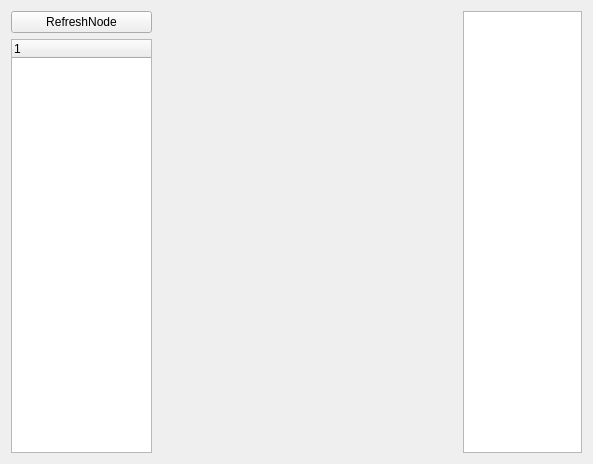
Old version of the form src/demo_cpp_qt2/ui/widget.ui in the repository nxhlonghun/ros2_demo2.
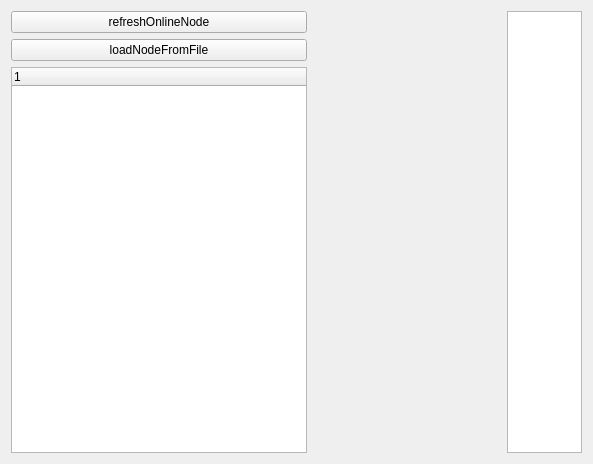
New version of the form.

What changed in the file:
```diff
--- a/src/demo_cpp_qt2/ui/widget.ui
+++ b/src/demo_cpp_qt2/ui/widget.ui
@@ -13,10 +13,17 @@
   <property name="windowTitle">
    <string>Widget</string>
   </property>
-  <layout class="QGridLayout" name="gridLayout_4" columnstretch="1,3">
+  <layout class="QGridLayout" name="gridLayout_4" columnstretch="1,0">
    <item row="0" column="0">
-    <layout class="QGridLayout" name="gridLayout">
+    <layout class="QGridLayout" name="gridLayout" rowstretch="0,0,0,1">
      <item row="1" column="0">
+      <widget class="QPushButton" name="loadNodeFromFileBtn">
+       <property name="text">
+        <string>loadNodeFromFile</string>
+       </property>
+      </widget>
+     </item>
+     <item row="2" column="0">
       <widget class="QTreeWidget" name="treeWidget">
        <column>
         <property name="text">
@@ -28,10 +35,13 @@
      <item row="0" column="0">
       <widget class="QPushButton" name="refreshNodeBtn">
        <property name="text">
-        <string>RefreshNode</string>
+        <string>refreshOnlineNode</string>
        </property>
       </widget>
      </item>
+     <item row="3" column="0">
+      <layout class="QVBoxLayout" name="verticalLayout"/>
+     </item>
     </layout>
    </item>
    <item row="0" column="1">
```
